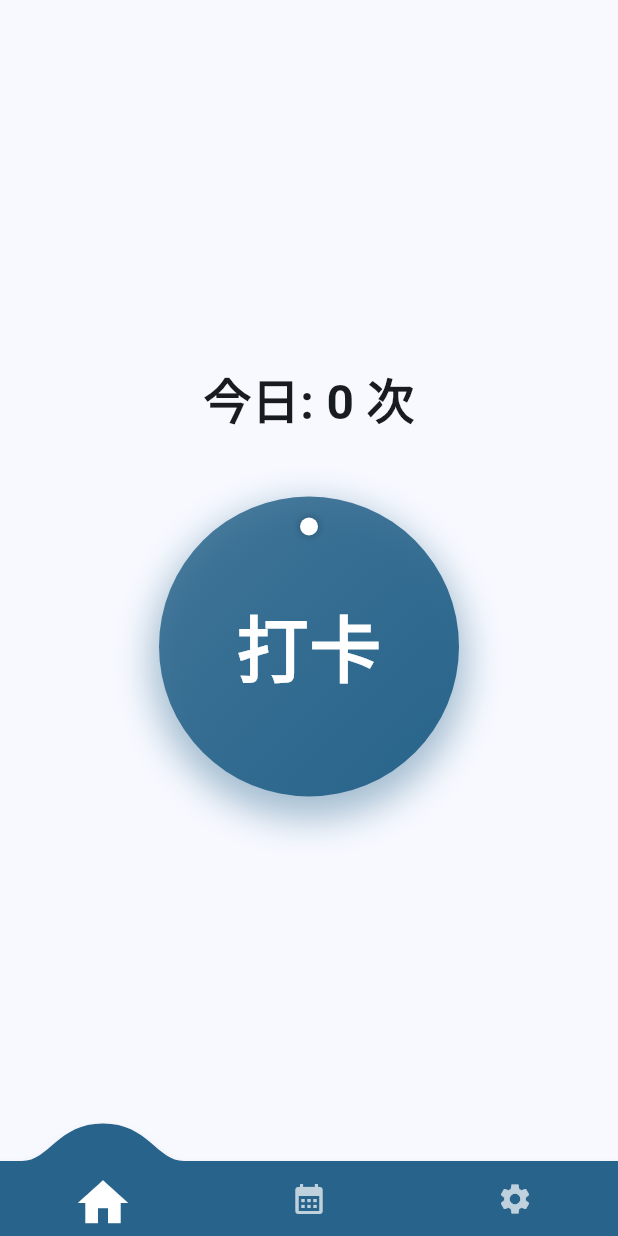
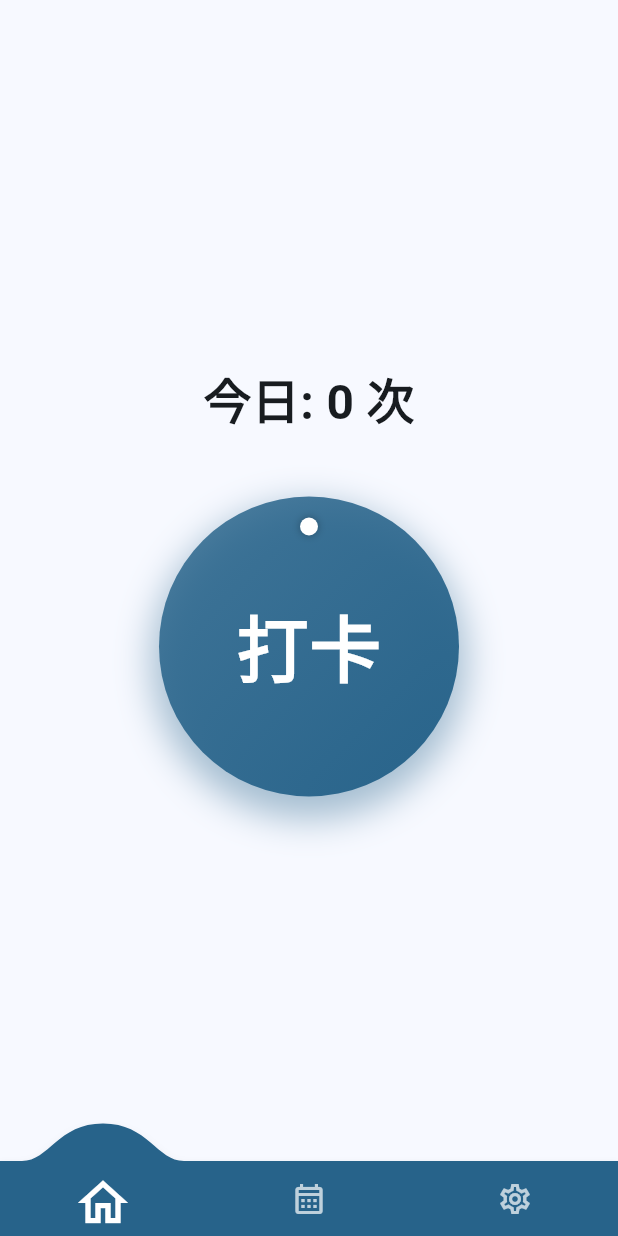
Before and after one commit to KineticSketch/calm, a Flutter app: the screen it shows after launch, on a phone screen of 412 x 824 dp. Run offline on Flutter 3.47's test engine with Material 3 defaults, Android fonts, the phone set to English and light mode, and no system bars; drawn by our look-alikes of convex_bottom_bar, dynamic_color, toastification; our stand-ins replace file_picker, fl_chart, qr_flutter, share_plus, shared_preferences; missing offline and left inert: mobile_scanner.

Commit message:
feat: Implement core app structure with main navigation, overview, and settings screens, along with app icons and build configurations.

```diff
--- a/lib/main.dart
+++ b/lib/main.dart
@@ -2,6 +2,7 @@ import 'package:flutter/material.dart';
 import 'package:provider/provider.dart';
 import 'package:intl/date_symbol_data_local.dart';
 import 'package:toastification/toastification.dart';
+import 'package:dynamic_color/dynamic_color.dart';
 import 'theme/app_theme.dart';
 import 'screens/main_screen.dart';
 import 'providers/signin_provider.dart';
@@ -29,13 +30,17 @@ class MyApp extends StatelessWidget {
     final themeProvider = context.watch<ThemeProvider>();
 
     return ToastificationWrapper(
-      child: MaterialApp(
-        title: 'calm',
-        theme: AppTheme.light,
-        darkTheme: AppTheme.dark,
-        themeMode: themeProvider.themeMode,
-        home: const MainScreen(),
-        debugShowCheckedModeBanner: false,
+      child: DynamicColorBuilder(
+        builder: (lightDynamic, darkDynamic) {
+          return MaterialApp(
+            title: 'calm',
+            theme: AppTheme.light(lightDynamic),
+            darkTheme: AppTheme.dark(darkDynamic),
+            themeMode: themeProvider.themeMode,
+            home: const MainScreen(),
+            debugShowCheckedModeBanner: false,
+          );
+        },
       ),
     );
   }
--- a/lib/screens/main_screen.dart
+++ b/lib/screens/main_screen.dart
@@ -34,9 +34,9 @@ class _MainScreenState extends State<MainScreen> {
         color: isDark ? Colors.grey[600] : Colors.white70,
         activeColor: isDark ? Theme.of(context).primaryColor : Colors.white,
         items: const [
-          TabItem(icon: Icons.home),
-          TabItem(icon: Icons.calendar_month),
-          TabItem(icon: Icons.settings),
+          TabItem(icon: Icons.home_outlined),
+          TabItem(icon: Icons.calendar_month_outlined),
+          TabItem(icon: Icons.settings_outlined),
         ],
         initialActiveIndex: _currentIndex,
         onTap: (int i) => setState(() => _currentIndex = i),
--- a/lib/screens/overview_screen.dart
+++ b/lib/screens/overview_screen.dart
@@ -70,7 +70,7 @@ class _OverviewScreenState extends State<OverviewScreen> {
         scrolledUnderElevation: 0,
         actions: [
           IconButton(
-            icon: const Icon(Icons.history),
+            icon: const Icon(Icons.pie_chart_outline),
             onPressed: () {
               Navigator.push(
                 context,
--- a/lib/theme/app_theme.dart
+++ b/lib/theme/app_theme.dart
@@ -3,28 +3,36 @@ import 'package:flutter/material.dart';
 class AppTheme {
   static const Color _seedColor = Colors.lightBlue; // Fresh, light color
 
-  static ThemeData get light {
+  static ThemeData light(ColorScheme? dynamicColorScheme) {
+    final scheme =
+        dynamicColorScheme ??
+        ColorScheme.fromSeed(
+          seedColor: _seedColor,
+          brightness: Brightness.light,
+        );
     return ThemeData(
       useMaterial3: true,
-      colorScheme: ColorScheme.fromSeed(
-        seedColor: _seedColor,
-        brightness: Brightness.light,
-      ),
+      colorScheme: scheme,
       appBarTheme: const AppBarTheme(centerTitle: true),
     );
   }
 
-  static ThemeData get dark {
+  static ThemeData dark(ColorScheme? dynamicColorScheme) {
+    final baseScheme =
+        dynamicColorScheme ??
+        ColorScheme.fromSeed(
+          seedColor: _seedColor,
+          brightness: Brightness.dark,
+        );
+
+    final scheme = baseScheme.copyWith(
+      surface: const Color(0xFF1E1E1E),
+      surfaceContainerHighest: const Color(0xFF2D2D2D),
+    );
+
     return ThemeData(
       useMaterial3: true,
-      colorScheme:
-          ColorScheme.fromSeed(
-            seedColor: _seedColor,
-            brightness: Brightness.dark,
-          ).copyWith(
-            surface: const Color(0xFF1E1E1E),
-            surfaceContainerHighest: const Color(0xFF2D2D2D),
-          ),
+      colorScheme: scheme,
       appBarTheme: const AppBarTheme(centerTitle: true),
       cardColor: const Color(0xFF2D2D2D),
     );
--- a/pubspec.yaml
+++ b/pubspec.yaml
@@ -22,6 +22,7 @@ dependencies:
   share_plus: ^12.0.1
   file_picker: ^10.3.7
   path_provider: ^2.1.5
+  dynamic_color: ^1.8.1
 
 dev_dependencies:
   flutter_test:
```
Also changed, not shown: assets/icon/a.svg.txt (added, +16 -0 lines), lib/screens/settings_screen.dart (+17 -17 lines), assets/icon/app_icon.png, pubspec.lock, 13 other files.
